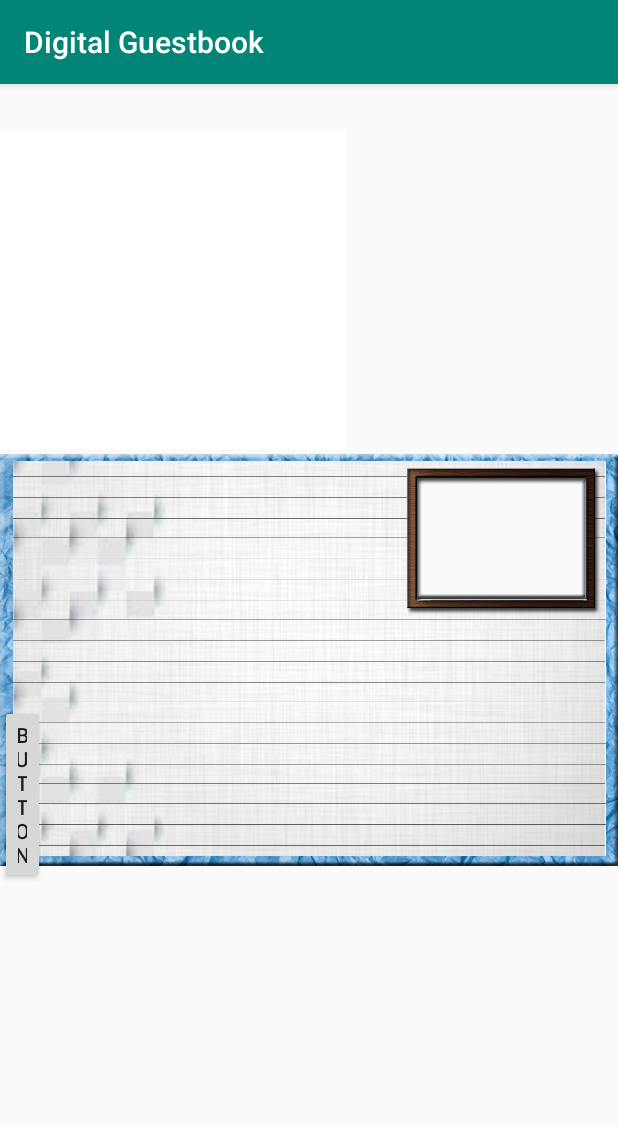
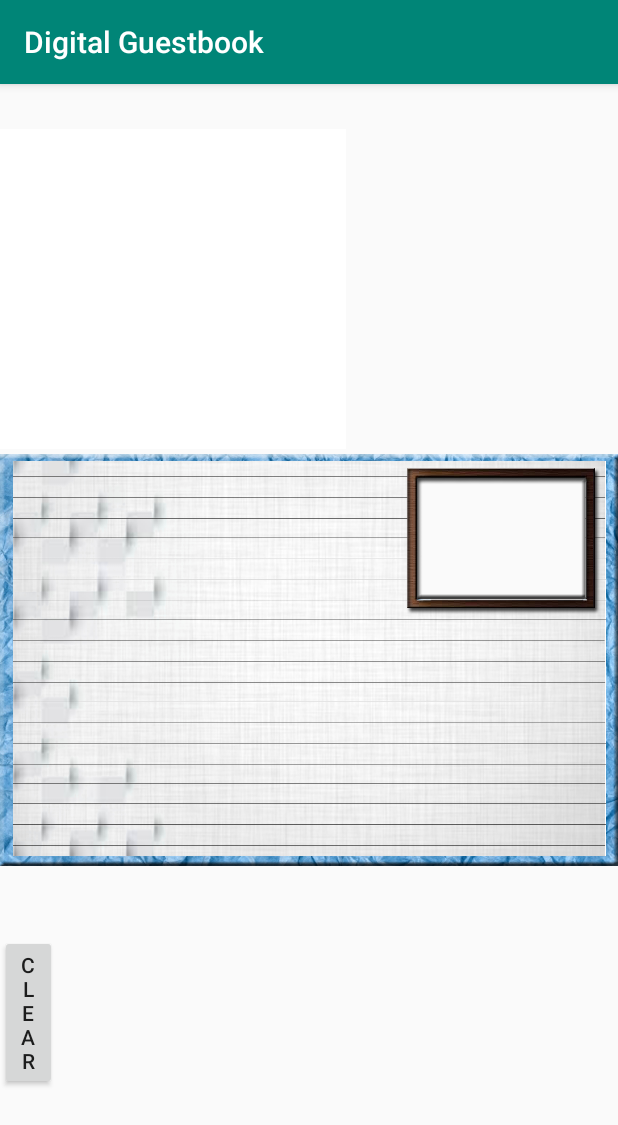
Before and after one commit to jaredni/guestbook, an Android app: the PhotoActivity screen opened directly, with no data from a screen before it, on a phone screen of 412 x 824 dp. Shown: the top 1125 px of the screen. Run offline under Robolectric (Android 15) with nearby library versions, the phone set to English and light mode, and no system bars.

Commit message:
Add clear drawing

```diff
--- a/app/src/main/java/com/example/jvicentillo/digitalguestbook/FormatViews/PhotoActivity.java
+++ b/app/src/main/java/com/example/jvicentillo/digitalguestbook/FormatViews/PhotoActivity.java
@@ -43,11 +43,11 @@ public class PhotoActivity extends AppCompatActivity {
         super.onCreate(savedInstanceState);
         setContentView(R.layout.activity_photo);
 
-        /*if (checkSelfPermission(Manifest.permission.CAMERA) != PackageManager.PERMISSION_GRANTED) {
+        if (checkSelfPermission(Manifest.permission.CAMERA) != PackageManager.PERMISSION_GRANTED) {
             requestPermissions(new String[]{Manifest.permission.CAMERA}, 1);
         } else {
             getPhoto();
-        }*/
+        }
     }
 
     @Override
@@ -64,6 +64,6 @@ public class PhotoActivity extends AppCompatActivity {
 
     public void clearDrawing(View view) {
         DrawableImageView div = findViewById(R.id.background);
-        div.removeLmao();
+        div.removeDrawing();
     }
 }
--- a/app/src/main/res/layout/activity_photo.xml
+++ b/app/src/main/res/layout/activity_photo.xml
@@ -18,17 +18,6 @@
         app:srcCompat="@drawable/photopage" />
 
     <ImageView
-        android:id="@+id/realPhoto"
-        android:layout_width="271dp"
-        android:layout_height="185dp"
-        android:layout_alignParentTop="true"
-        android:layout_alignParentEnd="true"
-        android:layout_alignParentRight="true"
-        android:layout_marginTop="41dp"
-        android:layout_marginEnd="194dp"
-        android:layout_marginRight="194dp" />
-
-    <ImageView
         android:id="@+id/realPhoto2"
         android:layout_width="303dp"
         android:layout_height="213dp"
@@ -40,17 +29,28 @@
         android:layout_marginRight="181dp"
         android:src="@color/colorAccent" />
 
+    <ImageView
+        android:id="@+id/realPhoto"
+        android:layout_width="271dp"
+        android:layout_height="185dp"
+        android:layout_alignParentTop="true"
+        android:layout_alignParentEnd="true"
+        android:layout_alignParentRight="true"
+        android:layout_marginTop="41dp"
+        android:layout_marginEnd="194dp"
+        android:layout_marginRight="194dp" />
+
     <Button
-        android:id="@+id/button5"
+        android:id="@+id/clearButton"
         android:layout_width="wrap_content"
         android:layout_height="wrap_content"
         android:layout_alignParentTop="true"
         android:layout_alignParentEnd="true"
         android:layout_alignParentRight="true"
-        android:layout_marginTop="414dp"
-        android:layout_marginEnd="382dp"
-        android:layout_marginRight="382dp"
+        android:layout_marginTop="567dp"
+        android:layout_marginEnd="374dp"
+        android:layout_marginRight="374dp"
         android:onClick="clearDrawing"
-        android:text="Button" />
+        android:text="Clear" />
 
 </RelativeLayout>
```
Also changed, not shown: app/src/main/java/com/example/jvicentillo/digitalguestbook/FormatViews/DrawableImageView.java (+3 -4 lines).
